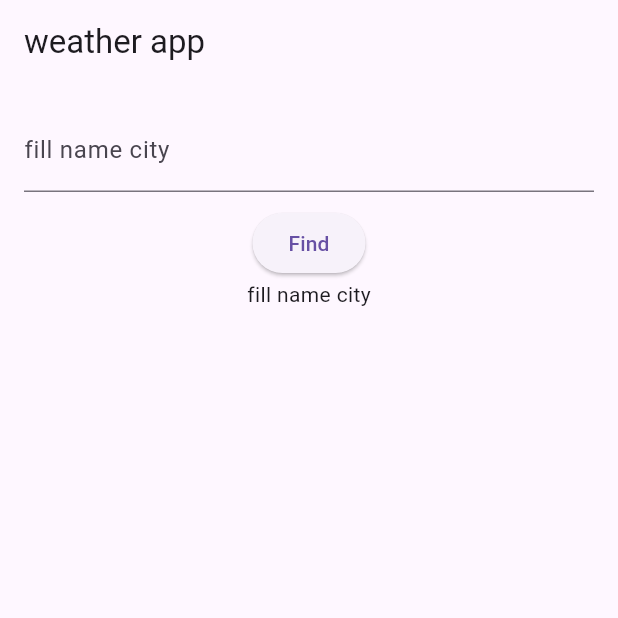
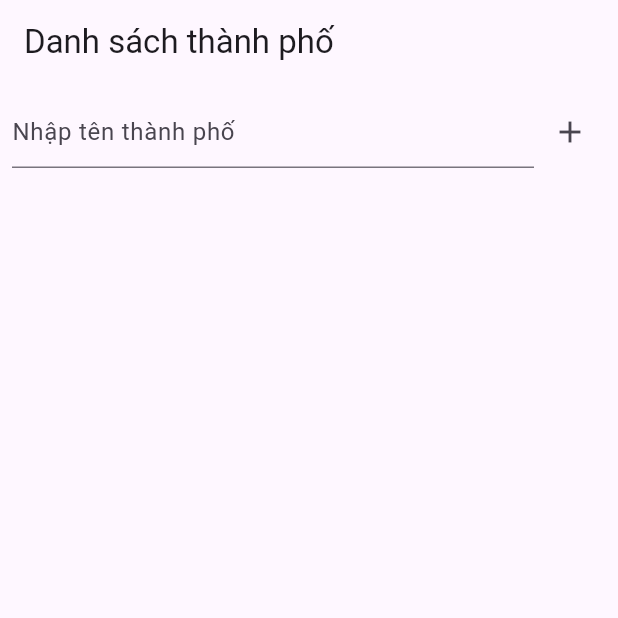
Before and after one commit to Mercuphobia/weather_app, a Flutter app: the screen it shows after launch, on a phone screen of 412 x 824 dp, the top half of it. Run offline on Flutter 3.47's test engine with Material 3 defaults, Android fonts, the phone set to English and light mode, and no system bars; our stand-ins replace flutter_bloc, go_router.

Commit message:
trungld: update app pharse2

```diff
--- /dev/null
+++ b/lib/cubit/city_cubit.dart
@@ -0,0 +1,16 @@
+import 'package:flutter_bloc/flutter_bloc.dart';
+
+class CityCubit extends Cubit<List<String>>{
+  CityCubit() : super([]);
+
+  void addCity(String city){
+    final nomalized = city.trim().toLowerCase();
+    if(nomalized.isNotEmpty && !state.contains(nomalized)){
+      emit([...state, nomalized]);
+    }
+  }
+
+  void removeCity(String city){
+    emit(state.where((t) => t != city).toList());
+  }
+}
--- a/lib/main.dart
+++ b/lib/main.dart
@@ -1,10 +1,11 @@
+//
 // import 'package:flutter/material.dart';
 // import 'package:flutter_bloc/flutter_bloc.dart';
-// import 'cubit/weather_cubit.dart';
-// import 'repository/weather_repository.dart';
-// import 'view/weather_page.dart';
+// import './cubit/weather_cubit.dart';
+// import './repository/weather_repository.dart';
 //
-// void main() {
+//
+// void main(){
 //   runApp(const WeatherApp());
 // }
 //
@@ -14,12 +15,10 @@
 //   @override
 //   Widget build(BuildContext context) {
 //     return BlocProvider(
-//       create: (_) => WeatherCubit(WeatherRepository()),
-//       child: MaterialApp(
-//         debugShowCheckedModeBanner: false,
-//         title: 'Weather App',
-//         home: WeatherPage(),
-//       ),
+//         create: (_) => WeatherCubit(WeatherRepository()),
+//         child: MaterialApp(
+//           home: WeatherPage(),
+//         ),
 //     );
 //   }
 // }
@@ -27,27 +26,33 @@
 
 import 'package:flutter/material.dart';
 import 'package:flutter_bloc/flutter_bloc.dart';
-import './cubit/weather_cubit.dart';
-import './repository/weather_repository.dart';
+import 'package:go_router/go_router.dart';
+import './cubit/city_cubit.dart';
 import './view/weather_page.dart';
+import './view/weather_detail_page.dart';
 
-
-
-
-void main(){
-  runApp(const WeatherApp());
+void main() {
+  runApp(MyApp());
 }
 
-class WeatherApp extends StatelessWidget {
-  const WeatherApp({super.key});
+final _router = GoRouter(routes: [
+  GoRoute(path: '/', builder: (_, __) => WeatherPage()),
+  GoRoute(path: '/weather/:city', builder: (context, state) {
+    final city = state.pathParameters['city']!;
+    return WeatherDetailPage(city: city);
+  }),
+]);
 
+class MyApp extends StatelessWidget {
   @override
   Widget build(BuildContext context) {
     return BlocProvider(
-        create: (_) => WeatherCubit(WeatherRepository()),
-        child: MaterialApp(
-          home: WeatherPage(),
-        ),
+      create: (_) => CityCubit(),
+      child: MaterialApp.router(
+        routerConfig: _router,
+        title: 'Weather App',
+        theme: ThemeData(primarySwatch: Colors.blue),
+      ),
     );
   }
 }
--- a/lib/models/weather.dart
+++ b/lib/models/weather.dart
@@ -3,11 +3,13 @@ class Weather{
   final String description;
   final double temperature;
   final String iconCode;
+  final String city;
 
   Weather({
     required this.description,
     required this.temperature,
     required this.iconCode,
+    required this.city,
   });
 
   factory Weather.fromJson(Map<String, dynamic> json){
@@ -15,6 +17,7 @@ class Weather{
       description: json['weather'][0]['description'],
       temperature: json['main']['temp'].toDouble(),
       iconCode: json['weather'][0]['icon'],
+      city: json['name'],
     );
   }
 }
--- a/lib/view/weather_page.dart
+++ b/lib/view/weather_page.dart
@@ -1,73 +1,139 @@
+//
+// import 'package:flutter/material.dart';
+// import 'package:flutter_bloc/flutter_bloc.dart';
+// import '../cubit/weather_cubit.dart';
+// import '../cubit/weather_state.dart';
+//
+// class WeatherPage extends StatelessWidget {
+//   WeatherPage({super.key});
+//
+//   final _controller = TextEditingController();
+//
+//   @override
+//   Widget build(BuildContext context) {
+//     return Scaffold(
+//       appBar: AppBar(
+//         title: const Text('weather app'),
+//       ),
+//       body: Padding(
+//         padding: EdgeInsets.all(16),
+//         child: Column(
+//           children: [
+//             TextField(
+//               controller: _controller,
+//               decoration: const InputDecoration(
+//                 labelText: 'fill name city'
+//               ),
+//             ),
+//             const SizedBox(height: 10),
+//             ElevatedButton(
+//               onPressed: () {
+//                 context.read<WeatherCubit>().fetchWeather(_controller.text);
+//               },
+//               child: Text('Find'),
+//             ),
+//             BlocBuilder<WeatherCubit, WeatherState>(
+//               builder: (context, state) {
+//                 if(state is WeatherInitial){
+//                   return Text('fill name city');
+//                 }
+//                 else if (state is WeatherLoading) {
+//                   return const CircularProgressIndicator();
+//                 }
+//                 else if (state is WeatherLoaded){
+//                   final weather = state.weather;
+//                   return Column(
+//                     children: [
+//                       Text(
+//                         '${weather.temperature}°C',
+//                         style: TextStyle(fontSize: 36),
+//                       ),
+//                       Text(
+//                         weather.description,
+//                       ),
+//                       Image.network('https://openweathermap.org/img/wn/${weather.iconCode}@2x.png',),
+//                     ],
+//                   );
+//                 }
+//                 else if (state is WeatherError) {
+//                   return Text(
+//                     state.message,
+//                     style: const TextStyle(color: Colors.red),
+//                   );
+//                 }
+//                 else {
+//                   return SizedBox();
+//                 }
+//               },
+//             ),
+//           ],
+//         ),
+//       ),
+//     );
+//   }
+// }
+//
+
 
 import 'package:flutter/material.dart';
 import 'package:flutter_bloc/flutter_bloc.dart';
-import '../cubit/weather_cubit.dart';
-import '../cubit/weather_state.dart';
+import 'package:go_router/go_router.dart';
+import '../cubit/city_cubit.dart';
 
 class WeatherPage extends StatelessWidget {
   WeatherPage({super.key});
-
   final _controller = TextEditingController();
 
   @override
   Widget build(BuildContext context) {
     return Scaffold(
-      appBar: AppBar(
-        title: const Text('weather app'),
-      ),
-      body: Padding(
-        padding: EdgeInsets.all(16),
-        child: Column(
-          children: [
-            TextField(
-              controller: _controller,
-              decoration: const InputDecoration(
-                labelText: 'fill name city'
-              ),
+      appBar: AppBar(title: Text('Danh sách thành phố')),
+      body: Column(
+        children: [
+          Padding(
+            padding: const EdgeInsets.all(8.0),
+            child: Row(
+              children: [
+                Expanded(child: TextField(controller: _controller, decoration: InputDecoration(hintText: 'Nhập tên thành phố'))),
+                IconButton(
+                  icon: Icon(Icons.add),
+                  onPressed: () {
+                    context.read<CityCubit>().addCity(_controller.text);
+                    _controller.clear();
+                  },
+                )
+              ],
             ),
-            const SizedBox(height: 10),
-            ElevatedButton(
-              onPressed: () {
-                context.read<WeatherCubit>().fetchWeather(_controller.text);
-              },
-              child: Text('Find'),
-            ),
-            BlocBuilder<WeatherCubit, WeatherState>(
-              builder: (context, state) {
-                if(state is WeatherInitial){
-                  return Text('fill name city');
-                }
-                else if (state is WeatherLoading) {
-                  return const CircularProgressIndicator();
-                }
-                else if (state is WeatherLoaded){
-                  final weather = state.weather;
-                  return Column(
-                    children: [
-                      Text(
-                        '${weather.temperature}°C',
-                        style: TextStyle(fontSize: 36),
+          ),
+          Expanded(
+            child: BlocBuilder<CityCubit, List<String>>(
+              builder: (context, cities) {
+                return ListView.builder(
+                  itemCount: cities.length,
+                  itemBuilder: (_, i) {
+                    final city = cities[i];
+                    return ListTile(
+                      title: Text(city),
+                      trailing: Row(
+                        mainAxisSize: MainAxisSize.min,
+                        children: [
+                          IconButton(
+                            icon: Icon(Icons.arrow_forward),
+                            onPressed: () => context.go('/weather/$city'),
+                          ),
+                          IconButton(
+                            icon: Icon(Icons.delete),
+                            onPressed: () => context.read<CityCubit>().removeCity(city),
+                          ),
+                        ],
                       ),
-                      Text(
-                        weather.description,
-                      ),
-                      Image.network('https://openweathermap.org/img/wn/${weather.iconCode}@2x.png',),
-                    ],
-                  );
-                }
-                else if (state is WeatherError) {
-                  return Text(
-                    state.message,
-                    style: const TextStyle(color: Colors.red),
-                  );
-                }
-                else {
-                  return SizedBox();
-                }
+                    );
+                  },
+                );
               },
             ),
-          ],
-        ),
+          ),
+        ],
       ),
     );
   }
--- a/pubspec.yaml
+++ b/pubspec.yaml
@@ -26,6 +26,7 @@ dependencies:
   flutter:
     sdk: flutter
   flutter_bloc: ^8.1.3
+  go_router: ^14.0.1
   http: ^0.13.6
   cupertino_icons: ^1.0.8
 
```
Also changed, not shown: lib/view/weather_detail_page.dart (added, +87 -0 lines), pubspec.lock.
